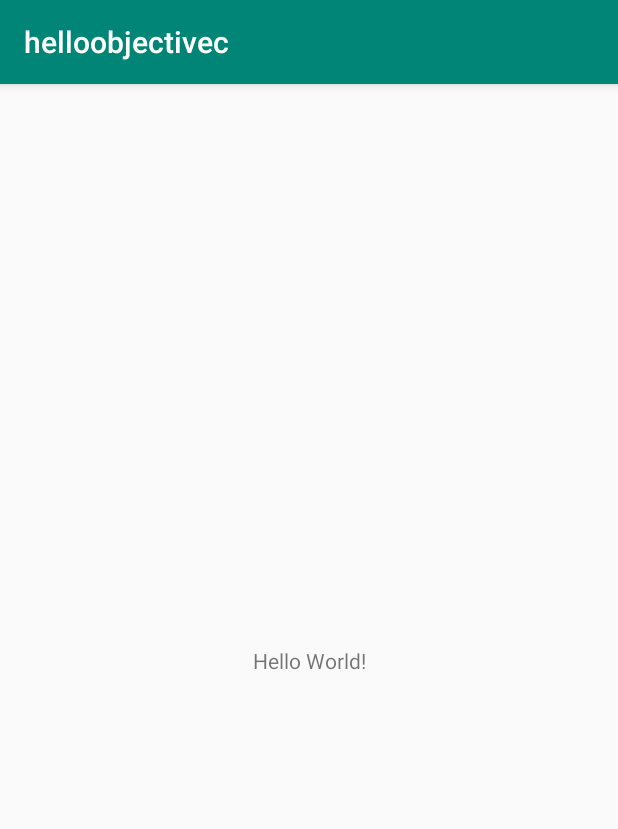
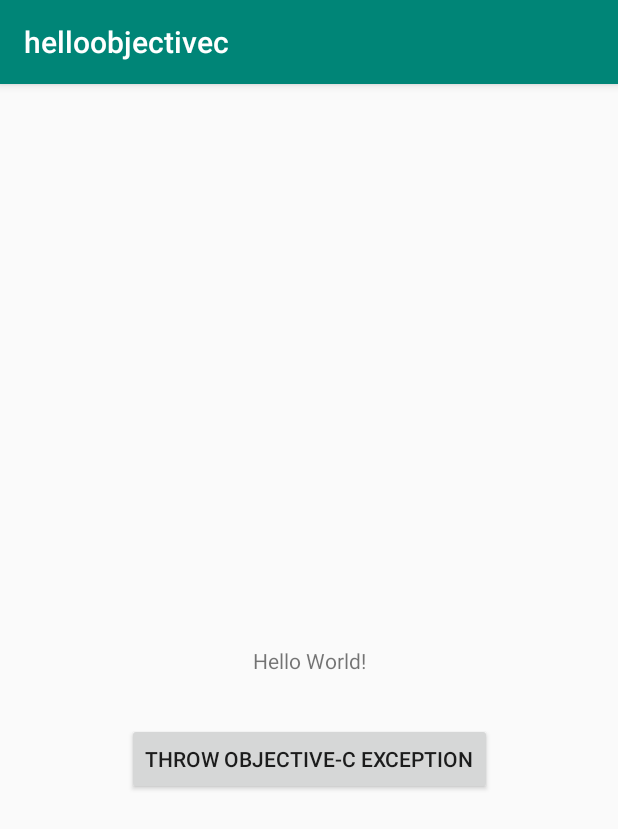
Before and after one commit to gnustep/android-examples, an Android app: the screen it shows after launch (MainActivity), on a phone screen of 412 x 824 dp. Shown: the top 829 px of the screen. Run offline under Robolectric (Android 15) with nearby library versions, the phone set to English and light mode, and no system bars; 2 statements that could not run were skipped.

Commit message:
Added button to test Objective-C exceptions.

```diff
--- a/hello-objectivec/app/src/main/java/com/algoriddim/androidgnusteptest/MainActivity.java
+++ b/hello-objectivec/app/src/main/java/com/algoriddim/androidgnusteptest/MainActivity.java
@@ -2,6 +2,7 @@ package com.example.helloobjectivec;
 
 import android.support.v7.app.AppCompatActivity;
 import android.os.Bundle;
+import android.view.View;
 import android.widget.TextView;
 
 public class MainActivity extends AppCompatActivity {
@@ -21,10 +22,15 @@ public class MainActivity extends AppCompatActivity {
 		tv.setText(stringFromObjectiveC());
 	}
 
+	void onThrowObjectiveCException(View v) {
+		throwObjectiveCException();
+	}
+
 	/**
 	 * A native method that is implemented by the 'native-lib' native library,
 	 * which is packaged with this application.
 	 */
 	public native String stringFromJNI();
 	public native String stringFromObjectiveC();
+	public native void throwObjectiveCException();
 }
--- a/hello-objectivec/app/src/main/res/layout/activity_main.xml
+++ b/hello-objectivec/app/src/main/res/layout/activity_main.xml
@@ -16,4 +16,15 @@
         app:layout_constraintRight_toRightOf="parent"
         app:layout_constraintTop_toTopOf="parent" />
 
+    <Button
+        android:id="@+id/button1"
+        android:layout_width="wrap_content"
+        android:layout_height="wrap_content"
+        android:layout_marginTop="32dp"
+        android:onClick="onThrowObjectiveCException"
+        android:text="Throw Objective-C exception"
+        app:layout_constraintEnd_toEndOf="parent"
+        app:layout_constraintStart_toStartOf="parent"
+        app:layout_constraintTop_toBottomOf="@+id/sample_text" />
+
 </android.support.constraint.ConstraintLayout>
```
Also changed, not shown: 2 other files.
